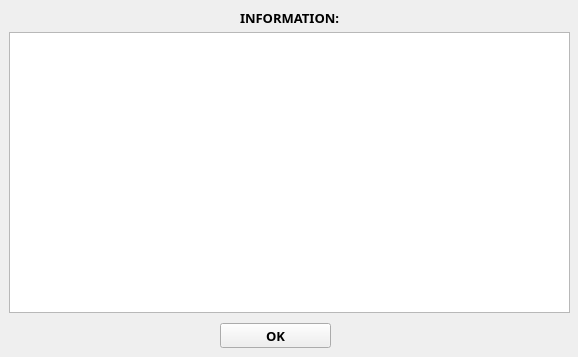
The window that infopopup.ui (markytools/sume-borrower-app) describes before a commit, drawn with Qt 5.
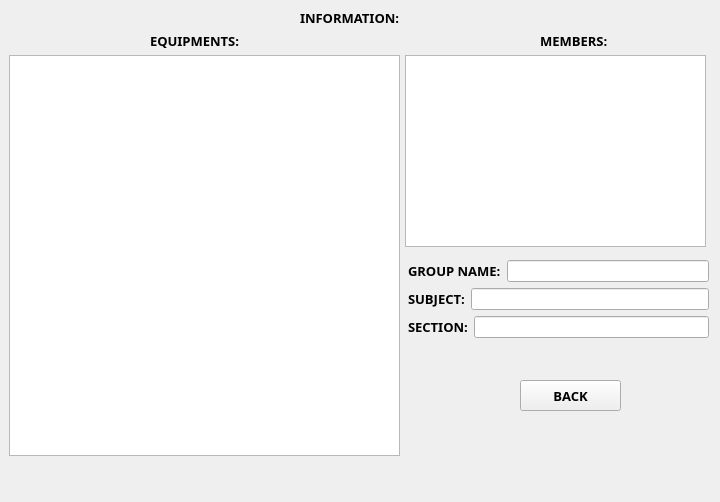
The same window after the commit.

Diff of the .ui file:
```diff
--- a/infopopup.ui
+++ b/infopopup.ui
@@ -6,20 +6,20 @@
    <rect>
     <x>0</x>
     <y>0</y>
-    <width>578</width>
-    <height>357</height>
+    <width>720</width>
+    <height>502</height>
    </rect>
   </property>
   <property name="minimumSize">
    <size>
-    <width>578</width>
-    <height>357</height>
+    <width>0</width>
+    <height>0</height>
    </size>
   </property>
   <property name="maximumSize">
    <size>
-    <width>578</width>
-    <height>357</height>
+    <width>16777215</width>
+    <height>16777215</height>
    </size>
   </property>
   <property name="windowTitle">
@@ -29,16 +29,16 @@
    <property name="geometry">
     <rect>
      <x>9</x>
-     <y>32</y>
-     <width>561</width>
-     <height>281</height>
+     <y>55</y>
+     <width>391</width>
+     <height>401</height>
     </rect>
    </property>
   </widget>
   <widget class="QLabel" name="label_3">
    <property name="geometry">
     <rect>
-     <x>240</x>
+     <x>300</x>
      <y>9</y>
      <width>103</width>
      <height>17</height>
@@ -59,10 +59,10 @@
   <widget class="QPushButton" name="AddButton">
    <property name="geometry">
     <rect>
-     <x>220</x>
-     <y>323</y>
-     <width>111</width>
-     <height>25</height>
+     <x>520</x>
+     <y>380</y>
+     <width>101</width>
+     <height>31</height>
     </rect>
    </property>
    <property name="font">
@@ -74,9 +74,139 @@
     </font>
    </property>
    <property name="text">
-    <string>OK</string>
+    <string>BACK</string>
    </property>
   </widget>
+  <widget class="QTableWidget" name="tableWidget_2">
+   <property name="geometry">
+    <rect>
+     <x>405</x>
+     <y>55</y>
+     <width>301</width>
+     <height>192</height>
+    </rect>
+   </property>
+  </widget>
+  <widget class="QLabel" name="label_4">
+   <property name="geometry">
+    <rect>
+     <x>150</x>
+     <y>32</y>
+     <width>91</width>
+     <height>17</height>
+    </rect>
+   </property>
+   <property name="font">
+    <font>
+     <family>Segoe UI Black</family>
+     <pointsize>10</pointsize>
+     <weight>75</weight>
+     <bold>true</bold>
+    </font>
+   </property>
+   <property name="text">
+    <string>EQUIPMENTS:</string>
+   </property>
+  </widget>
+  <widget class="QLabel" name="label_5">
+   <property name="geometry">
+    <rect>
+     <x>540</x>
+     <y>32</y>
+     <width>69</width>
+     <height>17</height>
+    </rect>
+   </property>
+   <property name="font">
+    <font>
+     <family>Segoe UI Black</family>
+     <pointsize>10</pointsize>
+     <weight>75</weight>
+     <bold>true</bold>
+    </font>
+   </property>
+   <property name="text">
+    <string>MEMBERS:</string>
+   </property>
+  </widget>
+  <widget class="QWidget" name="">
+   <property name="geometry">
+    <rect>
+     <x>408</x>
+     <y>260</y>
+     <width>301</width>
+     <height>80</height>
+    </rect>
+   </property>
+   <layout class="QVBoxLayout" name="verticalLayout">
+    <item>
+     <layout class="QHBoxLayout" name="horizontalLayout">
+      <item>
+       <widget class="QLabel" name="label_6">
+        <property name="font">
+         <font>
+          <family>Segoe UI Black</family>
+          <pointsize>10</pointsize>
+          <weight>75</weight>
+          <bold>true</bold>
+         </font>
+        </property>
+        <property name="text">
+         <string>GROUP NAME:</string>
+        </property>
+       </widget>
+      </item>
+      <item>
+       <widget class="QLineEdit" name="lineEdit"/>
+      </item>
+     </layout>
+    </item>
+    <item>
+     <layout class="QHBoxLayout" name="horizontalLayout_2">
+      <item>
+       <widget class="QLabel" name="label_7">
+        <property name="font">
+         <font>
+          <family>Segoe UI Black</family>
+          <pointsize>10</pointsize>
+          <weight>75</weight>
+          <bold>true</bold>
+         </font>
+        </property>
+        <property name="text">
+         <string>SUBJECT:</string>
+        </property>
+       </widget>
+      </item>
+      <item>
+       <widget class="QLineEdit" name="lineEdit_3"/>
+      </item>
+     </layout>
+    </item>
+    <item>
+     <layout class="QHBoxLayout" name="horizontalLayout_3">
+      <item>
+       <widget class="QLabel" name="label_8">
+        <property name="font">
+         <font>
+          <family>Segoe UI Black</family>
+          <pointsize>10</pointsize>
+          <weight>75</weight>
+          <bold>true</bold>
+         </font>
+        </property>
+        <property name="text">
+         <string>SECTION:</string>
+        </property>
+       </widget>
+      </item>
+      <item>
+       <widget class="QLineEdit" name="lineEdit_2"/>
+      </item>
+     </layout>
+    </item>
+   </layout>
+  </widget>
  </widget>
  <resources/>
  <connections/>
```
